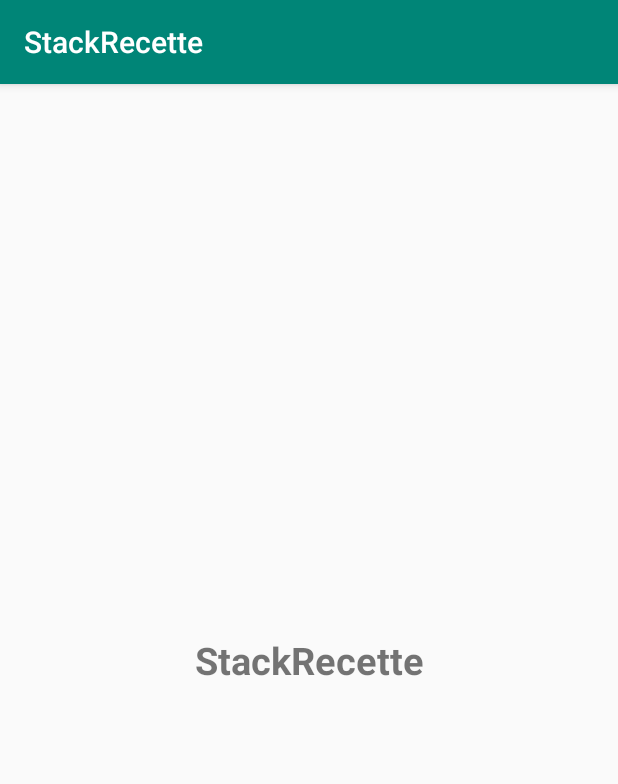
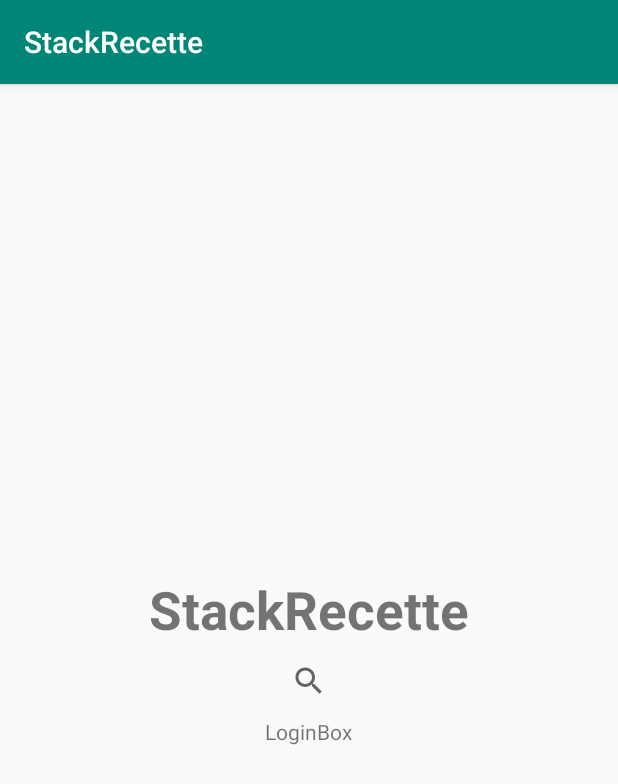
Before and after one commit to rudypflores/StackRecette, an Android app: the screen it shows after launch (MainActivity), on a phone screen of 412 x 824 dp. Shown: the top 784 px of the screen. Run offline under Robolectric (Android 15) with nearby library versions, the phone set to English and light mode, and no system bars.

Commit message:
Logo, Searchbar and loginBox creation

```diff
--- a/app/src/main/res/layout/activity_main.xml
+++ b/app/src/main/res/layout/activity_main.xml
@@ -6,18 +6,34 @@
     xmlns:tools="http://schemas.android.com/tools"
     android:layout_width="match_parent"
     android:layout_height="match_parent"
-    tools:context=".MainActivity">
+    tools:context=".MainActivity"
+    android:orientation="vertical"
+    android:gravity="center">
 
 
-    <TextView
-        android:id="@+id/textView2"
+    <LinearLayout
         android:layout_width="wrap_content"
         android:layout_height="wrap_content"
-        android:layout_gravity="center"
-        android:layout_weight="1"
-        android:textAlignment="center"
-        android:text="StackRecette"
-        android:textSize="25sp"
-        android:textStyle="bold"
-        />
+        android:gravity="center"
+        android:orientation="horizontal">
+
+        <TextView
+            android:id="@+id/textView5"
+            android:layout_width="wrap_content"
+            android:layout_height="wrap_content"
+            android:layout_weight="1"
+            android:text="StackRecette"
+            android:textSize="35sp"
+            android:textStyle="bold"/>
+    </LinearLayout>
+
+    <SearchView
+        android:layout_width="wrap_content"
+        android:layout_height="wrap_content" />
+
+    <TextView
+        android:id="@+id/textView6"
+        android:layout_width="wrap_content"
+        android:layout_height="wrap_content"
+        android:text="LoginBox" />
 </LinearLayout>
```
